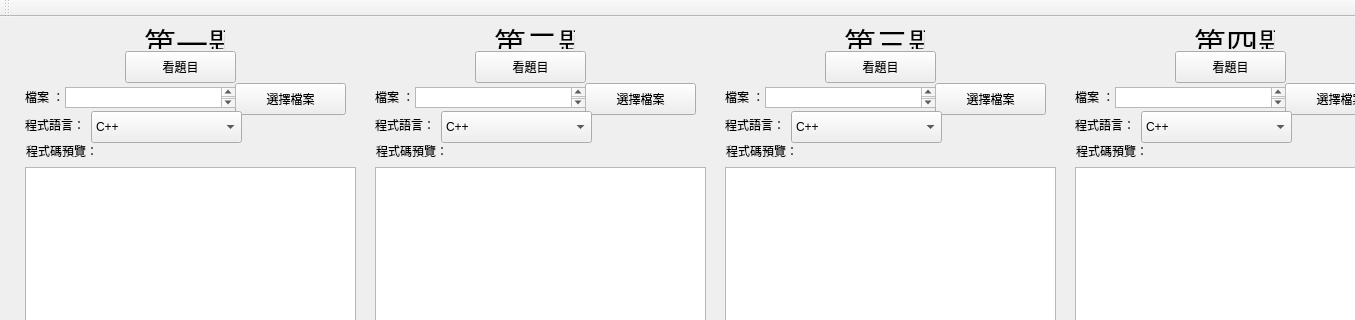
Qt form main_ui.ui (chenliTW/apcs-sim) before a commit; both pictures show x 0 to 1355 and y 0 to 320 of the 1440 by 789 pixel window.
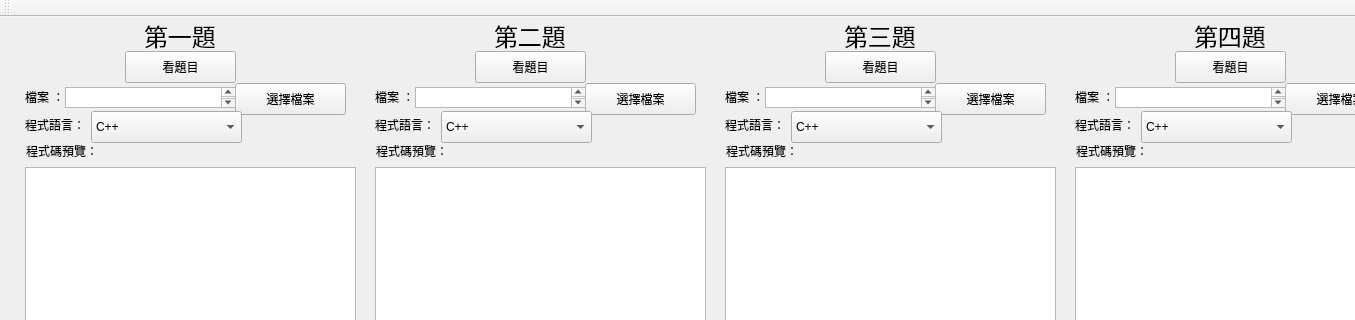
The same form after that commit.

Commit message:
fix label too big in windows
 - fix label too big in windows

```diff
--- a/main_ui.ui
+++ b/main_ui.ui
@@ -79,7 +79,7 @@
      <string>&lt;html&gt;&lt;head/&gt;&lt;body&gt;&lt;p&gt;&lt;span style=&quot; font-size:24pt;&quot;&gt;第一題&lt;/span&gt;&lt;/p&gt;&lt;/body&gt;&lt;/html&gt;</string>
     </property>
     <property name="text">
-     <string>&lt;html&gt;&lt;head/&gt;&lt;body&gt;&lt;p&gt;&lt;span style=&quot; font-size:24pt;&quot;&gt;第一題&lt;/span&gt;&lt;/p&gt;&lt;/body&gt;&lt;/html&gt;</string>
+     <string>&lt;html&gt;&lt;head/&gt;&lt;body&gt;&lt;p&gt;&lt;span style=&quot; font-size:18pt;&quot;&gt;第一題&lt;/span&gt;&lt;/p&gt;&lt;/body&gt;&lt;/html&gt;</string>
     </property>
    </widget>
    <widget class="QLabel" name="label_3">
@@ -175,7 +175,7 @@
      <string>&lt;html&gt;&lt;head/&gt;&lt;body&gt;&lt;p&gt;&lt;span style=&quot; font-size:24pt;&quot;&gt;第一題&lt;/span&gt;&lt;/p&gt;&lt;/body&gt;&lt;/html&gt;</string>
     </property>
     <property name="text">
-     <string>&lt;html&gt;&lt;head/&gt;&lt;body&gt;&lt;p&gt;&lt;span style=&quot; font-size:24pt;&quot;&gt;第二題&lt;/span&gt;&lt;/p&gt;&lt;/body&gt;&lt;/html&gt;</string>
+     <string>&lt;html&gt;&lt;head/&gt;&lt;body&gt;&lt;p&gt;&lt;span style=&quot; font-size:18pt;&quot;&gt;第二題&lt;/span&gt;&lt;/p&gt;&lt;/body&gt;&lt;/html&gt;</string>
     </property>
    </widget>
    <widget class="QLabel" name="label_7">
@@ -323,7 +323,7 @@
      <string>&lt;html&gt;&lt;head/&gt;&lt;body&gt;&lt;p&gt;&lt;span style=&quot; font-size:24pt;&quot;&gt;第一題&lt;/span&gt;&lt;/p&gt;&lt;/body&gt;&lt;/html&gt;</string>
     </property>
     <property name="text">
-     <string>&lt;html&gt;&lt;head/&gt;&lt;body&gt;&lt;p&gt;&lt;span style=&quot; font-size:24pt;&quot;&gt;第三題&lt;/span&gt;&lt;/p&gt;&lt;/body&gt;&lt;/html&gt;</string>
+     <string>&lt;html&gt;&lt;head/&gt;&lt;body&gt;&lt;p&gt;&lt;span style=&quot; font-size:18pt;&quot;&gt;第三題&lt;/span&gt;&lt;/p&gt;&lt;/body&gt;&lt;/html&gt;</string>
     </property>
    </widget>
    <widget class="QLabel" name="label_12">
@@ -471,7 +471,7 @@
      <string>&lt;html&gt;&lt;head/&gt;&lt;body&gt;&lt;p&gt;&lt;span style=&quot; font-size:24pt;&quot;&gt;第一題&lt;/span&gt;&lt;/p&gt;&lt;/body&gt;&lt;/html&gt;</string>
     </property>
     <property name="text">
-     <string>&lt;html&gt;&lt;head/&gt;&lt;body&gt;&lt;p&gt;&lt;span style=&quot; font-size:24pt;&quot;&gt;第四題&lt;/span&gt;&lt;/p&gt;&lt;/body&gt;&lt;/html&gt;</string>
+     <string>&lt;html&gt;&lt;head/&gt;&lt;body&gt;&lt;p&gt;&lt;span style=&quot; font-size:18pt;&quot;&gt;第四題&lt;/span&gt;&lt;/p&gt;&lt;/body&gt;&lt;/html&gt;</string>
     </property>
    </widget>
    <widget class="QLabel" name="label_17">
```
The commit also changes 3 other files.
